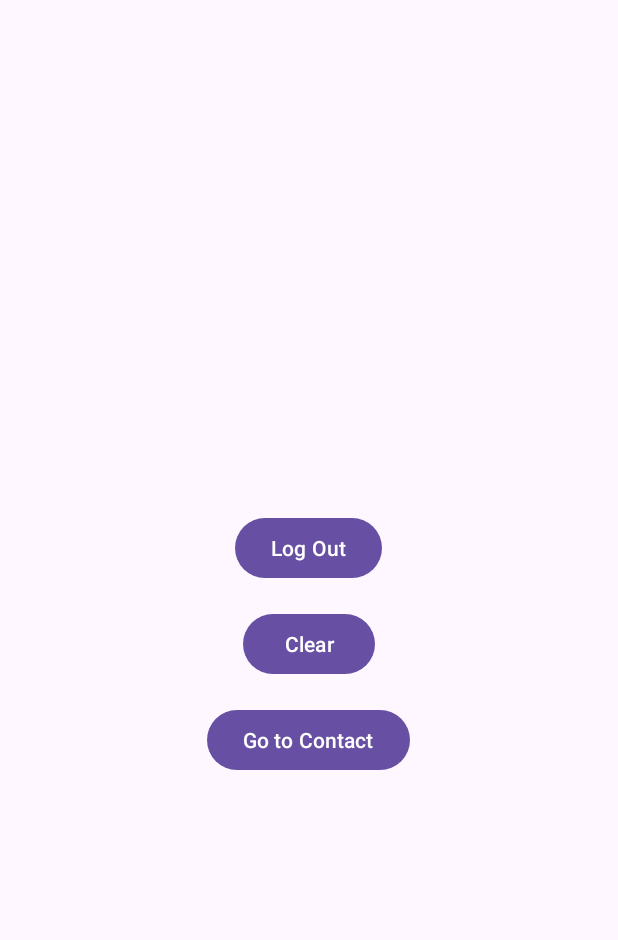
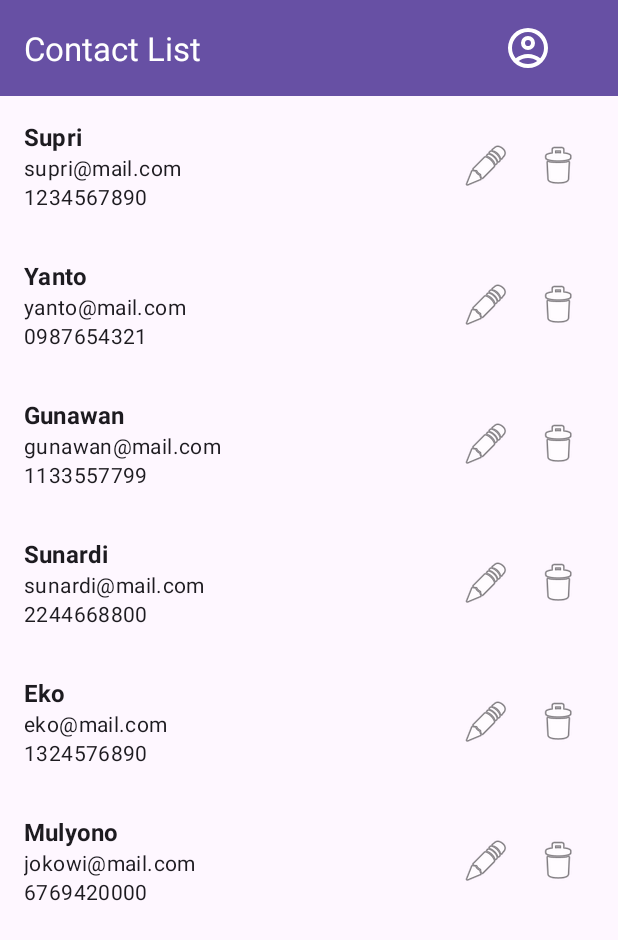
Before and after one commit to bukunya/android3, an Android app: the MainActivity screen opened directly, with no data from a screen before it, on a phone screen of 412 x 824 dp. Shown: the top 940 px of the screen. Run offline under Robolectric (Android 15) with nearby library versions, the phone set to English and light mode, and no system bars; 1 statement that could not run was skipped.

Commit message:
Update Profile

```diff
--- a/app/src/main/AndroidManifest.xml
+++ b/app/src/main/AndroidManifest.xml
@@ -12,7 +12,7 @@
         android:supportsRtl="true"
         android:theme="@style/Theme.ContactApp">
         <activity
-            android:name=".ContactActivity"
+            android:name=".ProfileActivity"
             android:exported="false" />
         <activity
             android:name=".LoginActivity"
--- a/app/src/main/java/com/example/contactapp/LoginActivity.kt
+++ b/app/src/main/java/com/example/contactapp/LoginActivity.kt
@@ -3,10 +3,7 @@ package com.example.contactapp
 import android.content.Intent
 import android.os.Bundle
 import android.widget.Toast
-import androidx.activity.enableEdgeToEdge
 import androidx.appcompat.app.AppCompatActivity
-import androidx.core.view.ViewCompat
-import androidx.core.view.WindowInsetsCompat
 import com.example.contactapp.databinding.ActivityLoginBinding
 
 class LoginActivity : AppCompatActivity() {
--- a/app/src/main/java/com/example/contactapp/MainActivity.kt
+++ b/app/src/main/java/com/example/contactapp/MainActivity.kt
@@ -2,39 +2,81 @@ package com.example.contactapp
 
 import android.content.Intent
 import android.os.Bundle
+import android.view.Menu
+import android.view.MenuItem
+import android.widget.Toast
 import androidx.activity.enableEdgeToEdge
 import androidx.appcompat.app.AppCompatActivity
 import androidx.core.view.ViewCompat
 import androidx.core.view.WindowInsetsCompat
+import androidx.recyclerview.widget.GridLayoutManager
 import com.example.contactapp.databinding.ActivityMainBinding
 
 class MainActivity : AppCompatActivity() {
     private lateinit var binding: ActivityMainBinding
     private lateinit var prefManager: PrefManager
+
     override fun onCreate(savedInstanceState: Bundle?) {
         super.onCreate(savedInstanceState)
+        enableEdgeToEdge()
+
         binding = ActivityMainBinding.inflate(layoutInflater)
         setContentView(binding.root)
+
+        ViewCompat.setOnApplyWindowInsetsListener(binding.root) { view, insets ->
+            val statusBarInsets = insets.getInsets(WindowInsetsCompat.Type.statusBars())
+            view.setPadding(0, statusBarInsets.top, 0, 0)
+            insets
+        }
+
+        setSupportActionBar(binding.toolbar)
+
         prefManager = PrefManager.getInstance(this)
         checkLoginStatus()
+
+        val adapterContact = ContactAdapter(generateDummy()) { contact ->
+            Toast.makeText(
+                this@MainActivity,
+                "You clicked on ${contact.name}",
+                Toast.LENGTH_SHORT
+            ).show()
+        }
+
         with(binding) {
-            txtUsername.text = prefManager.getUsername()
-            btnLogout.setOnClickListener {
-                prefManager.setLoggedIn(false)
-                startActivity(Intent(this@MainActivity, LoginActivity::class.java))
-                finish()
-            }
-            btnClear.setOnClickListener {
-                prefManager.clear()
-                finish()
-            }
-            btnToContact.setOnClickListener {
-                startActivity(Intent(this@MainActivity, ContactActivity::class.java))
-                finish()
+            rvContact.apply {
+                adapter = adapterContact
+                layoutManager = GridLayoutManager(this@MainActivity, 1)
             }
         }
     }
-    fun checkLoginStatus() {
+
+    override fun onCreateOptionsMenu(menu: Menu?): Boolean {
+        menuInflater.inflate(R.menu.menu_main, menu)
+        return true
+    }
+
+    override fun onOptionsItemSelected(item: MenuItem): Boolean {
+        return when (item.itemId) {
+            R.id.action_profile -> {
+                startActivity(Intent(this, ProfileActivity::class.java))
+                true
+            }
+            else -> super.onOptionsItemSelected(item)
+        }
+    }
+
+    private fun generateDummy(): List<Contact> {
+        return listOf(
+            Contact(name = "Supri", email = "supri@mail.com", phone = "1234567890"),
+            Contact(name = "Yanto", email = "yanto@mail.com", phone = "0987654321"),
+            Contact(name = "Gunawan", email = "gunawan@mail.com", phone = "1133557799"),
+            Contact(name = "Sunardi", email = "sunardi@mail.com", phone = "2244668800"),
+            Contact(name = "Eko", email = "eko@mail.com", phone = "1324576890"),
+            Contact(name = "Mulyono", email = "jokowi@mail.com", phone = "6769420000")
+        )
+    }
+
+    private fun checkLoginStatus() {
         val isLoggedIn = prefManager.isLoggedIn()
         if (!isLoggedIn) {
             startActivity(Intent(this@MainActivity, LoginActivity::class.java))
--- a/app/src/main/java/com/example/contactapp/RegisterActivity.kt
+++ b/app/src/main/java/com/example/contactapp/RegisterActivity.kt
@@ -3,10 +3,7 @@ package com.example.contactapp
 import android.content.Intent
 import android.os.Bundle
 import android.widget.Toast
-import androidx.activity.enableEdgeToEdge
 import androidx.appcompat.app.AppCompatActivity
-import androidx.core.view.ViewCompat
-import androidx.core.view.WindowInsetsCompat
 import com.example.contactapp.databinding.ActivityRegisterBinding
 
 class RegisterActivity : AppCompatActivity() {
@@ -63,7 +60,7 @@ class RegisterActivity : AppCompatActivity() {
 
                 Toast.LENGTH_SHORT).show()
 
-            startActivity(Intent(this@RegisterActivity, MainActivity::class.java))
+            startActivity(Intent(this@RegisterActivity, ProfileActivity::class.java))
             finish()
         } else {
             Toast.makeText(this@RegisterActivity, "Registrasi gagal",
--- /dev/null
+++ b/app/src/main/res/drawable/account_circle_24dp_ffffff_fill0_wght400_grad0_opsz24.xml
@@ -0,0 +1,9 @@
+<vector xmlns:android="http://schemas.android.com/apk/res/android"
+    android:width="40dp"
+    android:height="40dp"
+    android:viewportWidth="960"
+    android:viewportHeight="960">
+  <path
+      android:pathData="M234,684q51,-39 114,-61.5T480,600q69,0 132,22.5T726,684q35,-41 54.5,-93T800,480q0,-133 -93.5,-226.5T480,160q-133,0 -226.5,93.5T160,480q0,59 19.5,111t54.5,93ZM480,520q-59,0 -99.5,-40.5T340,380q0,-59 40.5,-99.5T480,240q59,0 99.5,40.5T620,380q0,59 -40.5,99.5T480,520ZM480,880q-83,0 -156,-31.5T197,763q-54,-54 -85.5,-127T80,480q0,-83 31.5,-156T197,197q54,-54 127,-85.5T480,80q83,0 156,31.5T763,197q54,54 85.5,127T880,480q0,83 -31.5,156T763,763q-54,54 -127,85.5T480,880ZM480,800q53,0 100,-15.5t86,-44.5q-39,-29 -86,-44.5T480,680q-53,0 -100,15.5T294,740q39,29 86,44.5T480,800ZM480,440q26,0 43,-17t17,-43q0,-26 -17,-43t-43,-17q-26,0 -43,17t-17,43q0,26 17,43t43,17ZM480,380ZM480,740Z"
+      android:fillColor="#FFFFFF"/>
+</vector>
--- a/app/src/main/res/layout/activity_login.xml
+++ b/app/src/main/res/layout/activity_login.xml
@@ -13,12 +13,14 @@
         android:id="@+id/edt_username"
         android:layout_width="match_parent"
         android:layout_height="wrap_content"
+        android:layout_marginTop="16dp"
         android:hint="Username" />
     <EditText
         android:id="@+id/edt_password"
         android:layout_width="match_parent"
         android:layout_height="wrap_content"
         android:hint="Password"
+        android:layout_marginTop="16dp"
         android:inputType="textPassword" />
     <Button
         android:id="@+id/btn_login"
@@ -30,5 +32,7 @@
         android:id="@+id/txt_register"
         android:layout_width="wrap_content"
         android:layout_height="wrap_content"
-        android:text="Belum punya akun? Daftar disini." />
+        android:text="Belum punya akun? Daftar disini."
+        android:layout_marginTop="8dp"
+        />
 </LinearLayout>
--- a/app/src/main/res/layout/activity_main.xml
+++ b/app/src/main/res/layout/activity_main.xml
@@ -1,35 +1,22 @@
 <?xml version="1.0" encoding="utf-8"?>
 <LinearLayout xmlns:android="http://schemas.android.com/apk/res/android"
-    xmlns:app="http://schemas.android.com/apk/res-auto"
-    xmlns:tools="http://schemas.android.com/tools"
+xmlns:app="http://schemas.android.com/apk/res-auto"
+android:orientation="vertical"
+android:layout_width="match_parent"
+android:layout_height="match_parent">
+
+<androidx.appcompat.widget.Toolbar
+    android:id="@+id/toolbar"
     android:layout_width="match_parent"
-    android:layout_height="match_parent"
-    android:gravity="center"
-    android:orientation="vertical"
-    tools:context=".MainActivity">
-    <TextView
-        android:id="@+id/txt_username"
-        android:layout_width="wrap_content"
-        android:layout_height="wrap_content"
-        android:text="Login sebagai: -"
-        />
-    <Button
-        android:id="@+id/btn_logout"
+    android:layout_height="?attr/actionBarSize"
+    android:background="?attr/colorPrimary"
+    android:paddingEnd="32dp"
+    android:theme="@style/ThemeOverlay.AppCompat.Dark.ActionBar"
+    app:title="Contact List"
+    app:titleTextColor="@android:color/white" />
 
-        android:layout_width="wrap_content"
-        android:layout_height="wrap_content"
-        android:layout_marginTop="16dp"
-        android:text="Log Out"/>
-    <Button
-        android:id="@+id/btn_clear"
-        android:layout_width="wrap_content"
-        android:layout_height="wrap_content"
-        android:layout_marginTop="16dp"
-        android:text="Clear"/>
-    <Button
-        android:id="@+id/btn_to_contact"
-        android:layout_width="wrap_content"
-        android:layout_height="wrap_content"
-        android:layout_marginTop="16dp"
-        android:text="Go to Contact"/>
+<androidx.recyclerview.widget.RecyclerView
+    android:id="@+id/rv_contact"
+    android:layout_width="match_parent"
+    android:layout_height="wrap_content"/>
 </LinearLayout>
--- a/app/src/main/res/layout/activity_register.xml
+++ b/app/src/main/res/layout/activity_register.xml
@@ -13,19 +13,21 @@
         android:id="@+id/edt_username"
         android:layout_width="match_parent"
         android:layout_height="wrap_content"
+        android:layout_marginTop="16dp"
         android:hint="Username" />
     <EditText
         android:id="@+id/edt_password"
         android:layout_width="match_parent"
         android:layout_height="wrap_content"
         android:hint="Password"
+        android:layout_marginTop="16dp"
         android:inputType="textPassword" />
-
     <EditText
         android:id="@+id/edt_password_confirm"
         android:layout_width="match_parent"
         android:layout_height="wrap_content"
         android:hint="Re-type Password"
+        android:layout_marginTop="16dp"
         android:inputType="textPassword" />
     <Button
         android:id="@+id/btn_register"
@@ -37,5 +39,6 @@
         android:id="@+id/txt_login"
         android:layout_width="wrap_content"
         android:layout_height="wrap_content"
+        android:layout_marginTop="8dp"
         android:text="Sudah punya akun? Login disini." />
 </LinearLayout>
--- /dev/null
+++ b/app/src/main/res/menu/menu_main.xml
@@ -0,0 +1,10 @@
+<?xml version="1.0" encoding="utf-8"?>
+<menu xmlns:android="http://schemas.android.com/apk/res/android"
+    xmlns:app="http://schemas.android.com/apk/res-auto">
+    <item
+        android:id="@+id/action_profile"
+        android:title="Profile"
+        android:icon="@drawable/account_circle_24dp_ffffff_fill0_wght400_grad0_opsz24"
+        app:showAsAction="always"
+        />
+</menu>
```
Also changed, not shown: app/src/main/java/com/example/contactapp/ContactActivity.kt (deleted, +0 -59 lines), app/src/main/java/com/example/contactapp/ProfileActivity.kt (added, +33 -0 lines), app/src/main/res/layout/activity_contact.xml (deleted, +0 -27 lines), app/src/main/res/layout/activity_profile.xml (added, +29 -0 lines).
